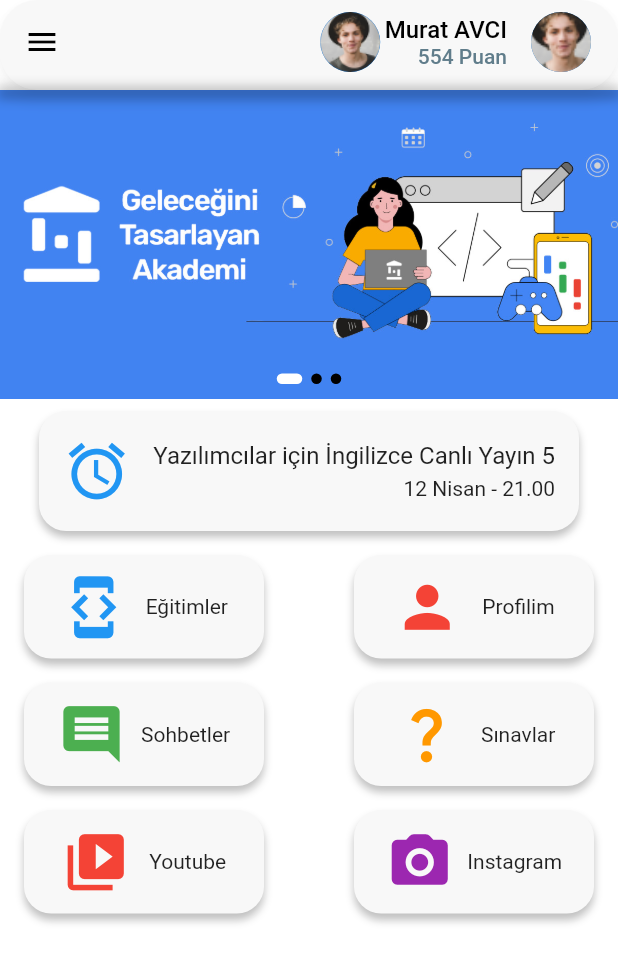
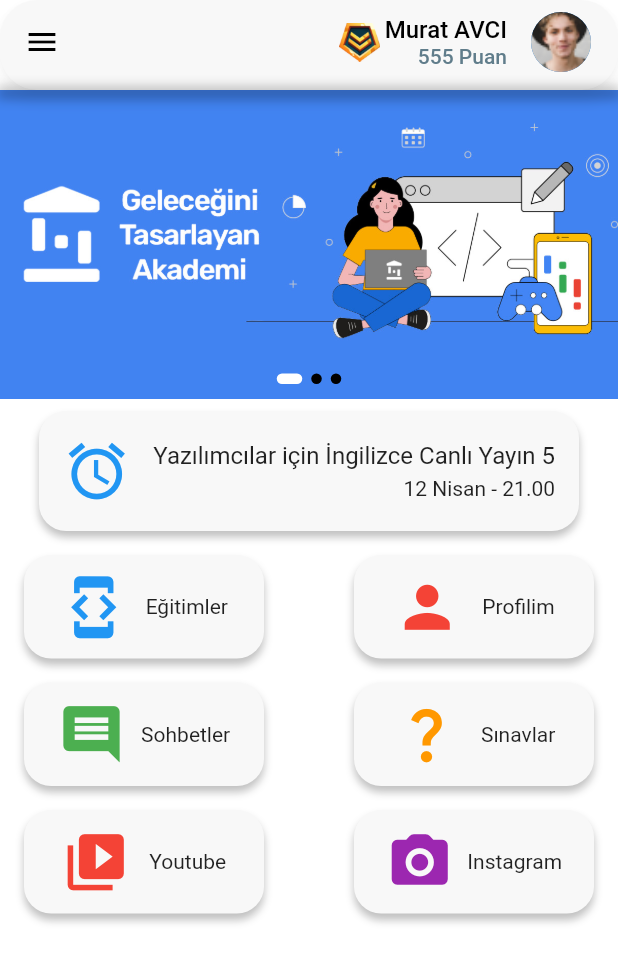
Before and after one commit to itsdemiremre/F36-AppJam-Google-OUA, a Flutter app: the screen it shows after launch, after a tap on "İleri", after a tap on "Başlayalım", on a phone screen of 412 x 824 dp. Shown: the top 963 px of the screen. Run offline on Flutter 3.47's test engine with Material 2 defaults, Android fonts, the phone set to English and light mode, and no system bars; drawn by our look-alikes of carousel_slider; our stand-ins replace firebase_auth, firebase_core, flutter_chat_types, flutter_chat_ui, flutter_svg; accounts and stored records are empty; network calls fail.

Commit message:
son düzenlemeler yapıldı

```diff
--- a/lib/costum_drawer.dart
+++ b/lib/costum_drawer.dart
@@ -63,7 +63,6 @@ class CostumDrawer extends StatelessWidget {
                   endIndent: 20,
                   indent: 20,
                 ),
-                _drawerItem(onTap: (){}, iconData: Icons.settings, title: 'Ayarlar'),
                 _drawerItem(onTap: (){signUserOut();}, iconData: Icons.logout, title: 'Çıkış'),
               ],
             ),
--- a/lib/homeScreen.dart
+++ b/lib/homeScreen.dart
@@ -50,9 +50,7 @@ class _homeScreenState extends State<homeScreen> {
           Row(
             mainAxisAlignment: MainAxisAlignment.end,
             children: [
-              CircleAvatar(
-                backgroundImage:  AssetImage('lib/images/profilepicture.png'),
-              ),
+              Image.asset("assets/rank2.png", height: 26,),
               SizedBox(
                 width: 3,
               ),
@@ -65,7 +63,7 @@ class _homeScreenState extends State<homeScreen> {
                     style: TextStyle(color: Colors.black, fontSize: 16.0),
                   ),
                   Text(
-                    "554 Puan",
+                    "555 Puan",
                     style: TextStyle(color: Colors.blueGrey, fontSize: 14.0),
                   )
                 ],
--- a/lib/login_page.dart
+++ b/lib/login_page.dart
@@ -100,7 +100,7 @@ class _LoginPageState extends State<LoginPage> {
               spaceMedium(),
               const Text('Hoşgeldiniz!',
               style: TextStyle(
-                color: Color.fromARGB(255, 242, 249, 15),
+                color: Colors.orange,
                 fontWeight: FontWeight.bold,
                 fontSize: 30,
               ),
--- a/lib/main.dart
+++ b/lib/main.dart
@@ -7,6 +7,7 @@ import 'package:f36_appjam_project/theme/light_theme.dart';
 import 'package:flutter/material.dart';
 import 'package:firebase_core/firebase_core.dart';
 import 'firebase_options.dart';
+import 'login_page.dart';
 import 'start_page.dart';
 
 import 'package:f36_appjam_project/sinavlar.dart';
--- a/lib/profileScreen.dart
+++ b/lib/profileScreen.dart
@@ -38,6 +38,13 @@ class _profileScreenState extends State<profileScreen> {
         title: Align(
           alignment: Alignment.centerRight,
           child:
+          Row(
+            mainAxisAlignment: MainAxisAlignment.end,
+            children: [
+              Image.asset("assets/rank2.png", height: 26,),
+              SizedBox(
+                width: 3,
+              ),
               Column(
                 mainAxisAlignment: MainAxisAlignment.center,
                 crossAxisAlignment: CrossAxisAlignment.end,
@@ -47,9 +54,11 @@ class _profileScreenState extends State<profileScreen> {
                     style: TextStyle(color: Colors.black, fontSize: 16.0),
                   ),
                   Text(
-                  "554 Puan",
+                    "555 Puan",
                     style: TextStyle(color: Colors.blueGrey, fontSize: 14.0),
                   )
+                ],
+              ),
             ],
           ),
 
--- a/lib/register_page.dart
+++ b/lib/register_page.dart
@@ -86,7 +86,7 @@ class _RegisterPageState extends State<RegisterPage> {
               spaceMedium(),
               const Text('Hoşgeldiniz!',
               style: TextStyle(
-                color: Color.fromARGB(255, 242, 249, 15),
+                color: Colors.orange,
                 fontWeight: FontWeight.bold,
                 fontSize: 30,
               ),
--- a/lib/sinavlar.dart
+++ b/lib/sinavlar.dart
@@ -39,7 +39,7 @@ class _DerslerAnaEkranState extends State<DerslerAnaEkran> {
             mainAxisAlignment: MainAxisAlignment.center,
             children: const [
               Text(
-                "SINAV TAKİP SAYFASI",
+                "Sınavlar",
                 style: TextStyle(color: Colors.black, fontSize: 20.0),
               ),
             ],
--- a/lib/start_page.dart
+++ b/lib/start_page.dart
@@ -44,7 +44,7 @@ void _goToAuthPage(BuildContext context) {
                         const Padding(
                           padding: EdgeInsets.symmetric(horizontal: 50),
                           child: Center(
-                            child: Text('Akademi bursiyerlerine özel hazırladığımız sorularla eksiklerinizi görebilir ve geşiminize katkıda bulanabilirsiniz!',
+                            child: Text('Akademi bursiyerlerine özel hazırladığımız sorularla eksiklerinizi görebilir ve gelişiminize katkıda bulanabilirsiniz!',
                             textAlign: TextAlign.center,
                               style: TextStyle(
                                 color: Color.fromARGB(250,74 ,74 ,74),
@@ -96,7 +96,7 @@ void _goToAuthPage(BuildContext context) {
                         const Padding(
                           padding: EdgeInsets.symmetric(horizontal: 50),
                           child: Center(
-                            child: Text('Rakiplerinizle yarışıp yazılım becerililerinizi geliştirebilir ve aynı zamanda onlarla tanışıp güzel dosluklar edinebilirsiniz!',
+                            child: Text('Rakiplerinizle yarışıp yazılım becerililerinizi geliştirebilir ve aynı zamanda onlarla tanışıp güzel dostluklar edinebilirsiniz!',
                             textAlign: TextAlign.center,
                               style: TextStyle(
                                 color:Color.fromARGB(250,74 ,74 ,74),
```
Lines whose indentation alone changed are shown as unchanged.
